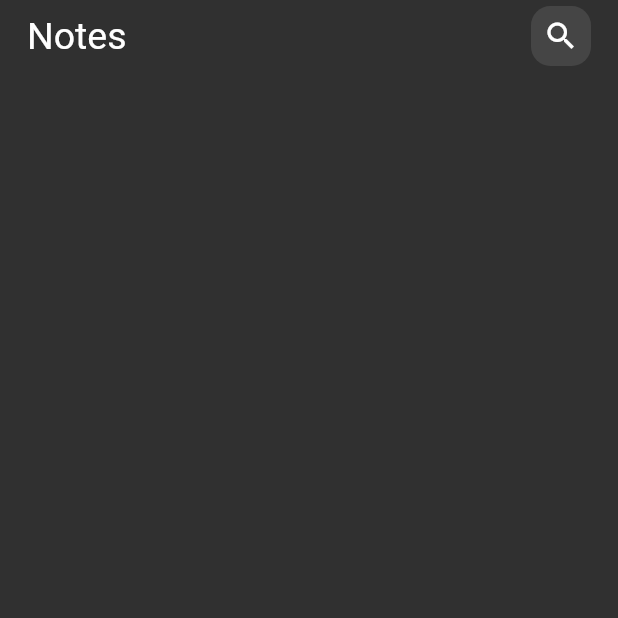
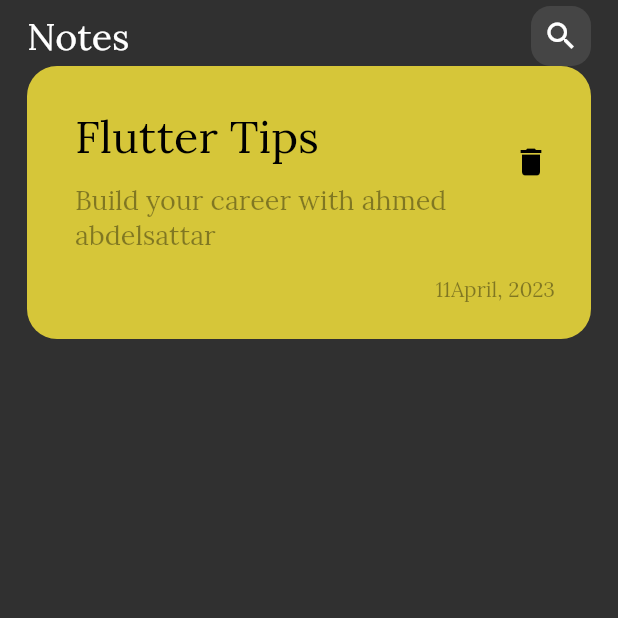
Before and after one commit to A-Abdelsattar/notes_app, a Flutter app: the screen it shows after launch, on a phone screen of 412 x 824 dp, the top half of it. Run offline on Flutter 3.47's test engine with Material 2 defaults, Android fonts, the phone set to English and light mode, and no system bars.

Commit message:
create custom note item

```diff
--- a/lib/src/app_root.dart
+++ b/lib/src/app_root.dart
@@ -8,7 +8,8 @@ class AppRoot extends StatelessWidget {
   Widget build(BuildContext context) {
     return  MaterialApp(
       debugShowCheckedModeBanner: false,
-      theme: ThemeData(brightness: Brightness.dark),
+      theme: ThemeData(brightness: Brightness.dark,fontFamily: 'Lora'),
+
       home:const NotesView(),
     );
   }
--- a/lib/views/notes_view.dart
+++ b/lib/views/notes_view.dart
@@ -1,6 +1,7 @@
 import 'package:flutter/material.dart';
 import 'package:notes_app/views/widgets/custom_app_bar.dart';
 
+import 'widgets/note_item.dart';
 
 class NotesView extends StatelessWidget {
   const NotesView({Key? key}) : super(key: key);
@@ -10,11 +11,9 @@ class NotesView extends StatelessWidget {
     return Scaffold(
       body: SafeArea(
         child: Padding(
-          padding: const EdgeInsets.symmetric(horizontal: 18.0,vertical: 4),
+          padding: const EdgeInsets.symmetric(horizontal: 18.0, vertical: 4),
           child: Column(
-            children:const [
-              CustomAppBar()
-            ],
+            children: const [CustomAppBar(), NoteItem()],
           ),
         ),
       ),
--- /dev/null
+++ b/lib/views/widgets/note_item.dart
@@ -0,0 +1,39 @@
+import 'package:flutter/material.dart';
+
+class NoteItem extends StatelessWidget {
+  const NoteItem({Key? key}) : super(key: key);
+
+  @override
+  Widget build(BuildContext context) {
+    return Container(
+      padding: EdgeInsets.only(top: 24,bottom: 24,left: 16),
+      decoration: BoxDecoration(
+          borderRadius: BorderRadius.circular(20), color: Colors.yellow.withOpacity(.8)),
+      child: Column(
+        crossAxisAlignment: CrossAxisAlignment.end,
+        children: [
+          ListTile(
+            title: Text(
+              'Flutter Tips',
+              style: TextStyle(fontSize: 30, color: Colors.black),
+            ),
+            trailing: IconButton(onPressed: () {}, icon: Icon(Icons.delete)),
+            iconColor: Colors.black,
+            subtitle: Padding(
+              padding: const EdgeInsets.symmetric(vertical: 12.0),
+              child: Text(
+                'Build your career with ahmed abdelsattar',
+                style:
+                TextStyle(color: Colors.black.withOpacity(.4), fontSize: 18),
+              ),
+            ),
+          ),
+          Padding(
+            padding: const EdgeInsets.symmetric(horizontal: 24.0),
+            child: Text('11April, 2023',style: TextStyle(color: Colors.black.withOpacity(.4)),),
+          ),
+        ],
+      ),
+    );
+  }
+}
```
Also changed, not shown: pubspec.yaml (+5 -12 lines), assets/fonts/Lora-Regular.ttf (added).
